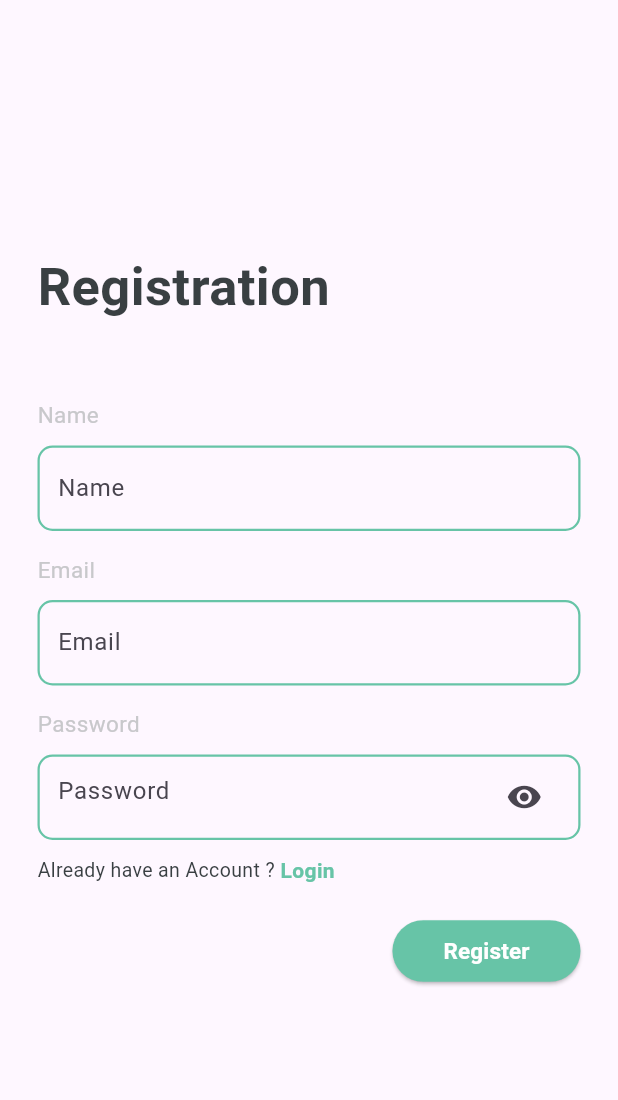
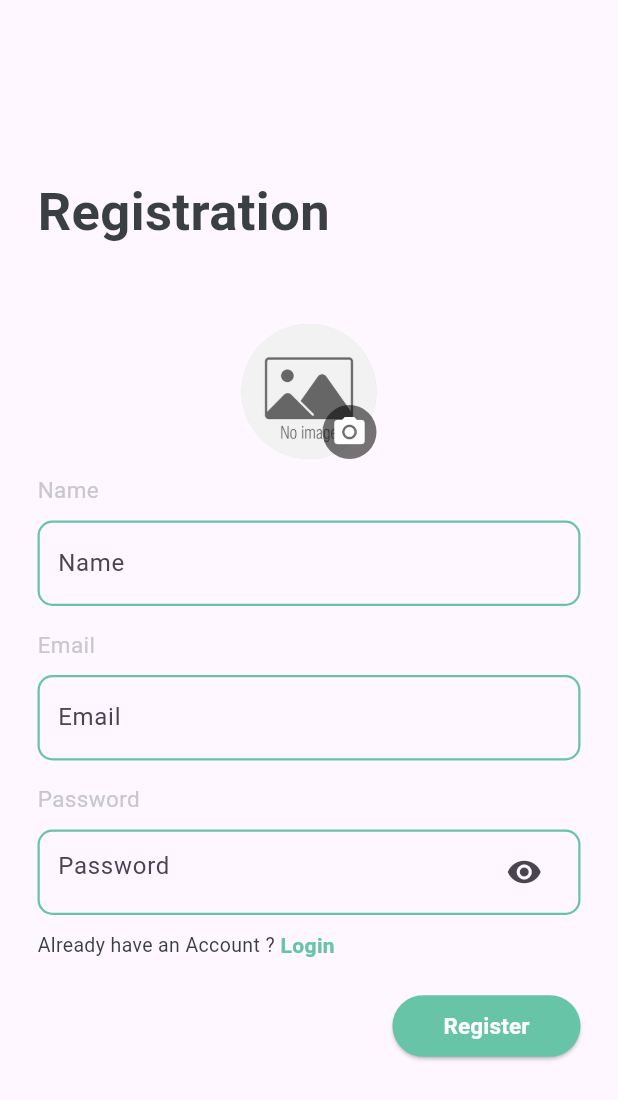
Before and after one commit to apeksha123227/E_Commerce_App, a Flutter app: the Registration screen opened directly, on a phone screen of 412 x 824 dp. Shown: the top 1100 px of the screen. Run offline on Flutter 3.47's test engine with Material 3 defaults, Android fonts, the phone set to English and light mode, and no system bars; our stand-ins replace cloud_firestore, firebase_core, firebase_messaging, flutter_local_notifications, flutter_secure_storage, flutter_svg and 6 more; missing offline and left inert: dart:ffi, flutter_stripe; accounts and stored records are empty.

Commit message:
cart done

```diff
--- a/lib/Storage/SecureStorageHelper.dart
+++ b/lib/Storage/SecureStorageHelper.dart
@@ -22,9 +22,7 @@ class SecureStorageHelper {
     // required String refreshtoken,
   }) async {
     await storage.write(key: _accessTokenKey, value: accesstoken);
-    //  await storage.write(key: _refreshTokenKey, value: refreshtoken);
   }
-
 
   Future<void> save_UserId({required String userid}) async {
     await storage.write(key: _UserID, value: userid);
@@ -38,7 +36,7 @@ class SecureStorageHelper {
     return data;
   }
 
-   Future<String?> get_UserId() async {
+  Future<String?> get_UserId() async {
     final data = await storage.read(key: _UserID);
     return data;
   }
@@ -66,7 +64,7 @@ class SecureStorageHelper {
     await storage.write(key: _UserData, value: jsonEncode(user.toJson()));
   }
 
- /* //get User
+  /* //get User
 
   Future<UserModel?> getUserDetails() async {
     final data = await storage.read(key: _UserData);
--- a/lib/View/Registration.dart
+++ b/lib/View/Registration.dart
@@ -3,6 +3,7 @@ import 'package:e_commerce_app/Controller/RegistrationController.dart';
 import 'package:e_commerce_app/LoginScreen.dart';
 import 'package:flutter/material.dart';
 import 'package:get/get.dart';
+import 'package:image_picker/image_picker.dart';
 
 class Registration extends StatelessWidget {
   final registration_Controller = Get.put(RegistrationController());
@@ -32,6 +33,68 @@ class Registration extends StatelessWidget {
                   ),
 
                   SizedBox(height: 50),
+
+                  Center(
+                    child: Obx(() {
+                      return Stack(
+                        children: [
+                          CircleAvatar(
+                            radius: 45,
+                            backgroundColor: Colors.grey.shade300,
+                            backgroundImage:
+                                registration_Controller.avatarFile.value !=
+                                    null
+                                ? FileImage(
+                                    registration_Controller.avatarFile.value!,
+                                  )
+                                : AssetImage("assets/images/placholder.png")
+                                      as ImageProvider,
+                          /*  child:
+                                registration_Controller.avatarFile.value ==
+                                    null
+                                ? Icon(Icons.camera_alt, color: Colors.white)
+                                : null,*/
+                          ),
+                          Positioned(
+                            bottom: 0,
+                            right: 0,
+                            child: InkWell(
+                              onTap: () => showAvatarPicker(registration_Controller),
+                              child: Container(
+                                padding: const EdgeInsets.all(6),
+                                decoration: const BoxDecoration(
+                                  color: Colors.black54,
+                                  shape: BoxShape.circle,
+                                ),
+                                child: Icon(
+                                  Icons.camera_alt,
+                                  color: Colors.white,
+                                ),
+                              ),
+                            ),
+                          ),
+                        ],
+                        /*  child: CircleAvatar(
+                          radius: 45,
+                          backgroundColor: Colors.grey.shade300,
+                          backgroundImage:
+                              registration_Controller.avatarFile.value != null
+                              ? FileImage(
+                                  registration_Controller.avatarFile.value!,
+                                )
+                              : AssetImage(
+                                      "assets/images/placholder.png",
+                                    )
+                                    as ImageProvider,
+                          child:
+                              registration_Controller.avatarFile.value == null
+                              ? Icon(Icons.camera_alt, color: Colors.white)
+                              : null,
+                        ),*/
+                      );
+                    }),
+                  ),
+                  SizedBox(height: 10),
                   Text(
                     "Name",
                     style: TextStyle(
@@ -401,4 +464,37 @@ class Registration extends StatelessWidget {
       ),
     );
   }
+
+  void showAvatarPicker(RegistrationController controller) {
+    Get.bottomSheet(
+      Container(
+        padding: const EdgeInsets.all(16),
+        decoration: const BoxDecoration(
+          color: Colors.white,
+          borderRadius: BorderRadius.vertical(top: Radius.circular(20)),
+        ),
+        child: Column(
+          mainAxisSize: MainAxisSize.min,
+          children: [
+            ListTile(
+              leading: const Icon(Icons.camera_alt),
+              title: const Text("Take Photo"),
+              onTap: () {
+                Get.back();
+                controller.pickAvatar(ImageSource.camera);
+              },
+            ),
+            ListTile(
+              leading: const Icon(Icons.photo),
+              title: const Text("Choose from Gallery"),
+              onTap: () {
+                Get.back();
+                controller.pickAvatar(ImageSource.gallery);
+              },
+            ),
+          ],
+        ),
+      ),
+    );
+  }
 }
--- a/lib/main.dart
+++ b/lib/main.dart
@@ -1,5 +1,6 @@
 
 import 'package:e_commerce_app/Notification/NotificationController1.dart';
+import 'package:e_commerce_app/View/Registration.dart';
 import 'package:e_commerce_app/View/Splash.dart';
 import 'package:e_commerce_app/firebase_options.dart';
 import 'package:firebase_core/firebase_core.dart';
@@ -34,6 +35,5 @@ class MyApp extends StatelessWidget {
   @override
   Widget build(BuildContext context) {
     return GetMaterialApp(debugShowCheckedModeBanner: false, home: Splash());
-   // return GetMaterialApp(debugShowCheckedModeBanner: false, home: Registration());
   }
 }
```
Also changed, not shown: lib/Controller/RegistrationController.dart (+42 -17 lines), lib/View/Tabbar/Account/Account.dart (+8 -2 lines).
